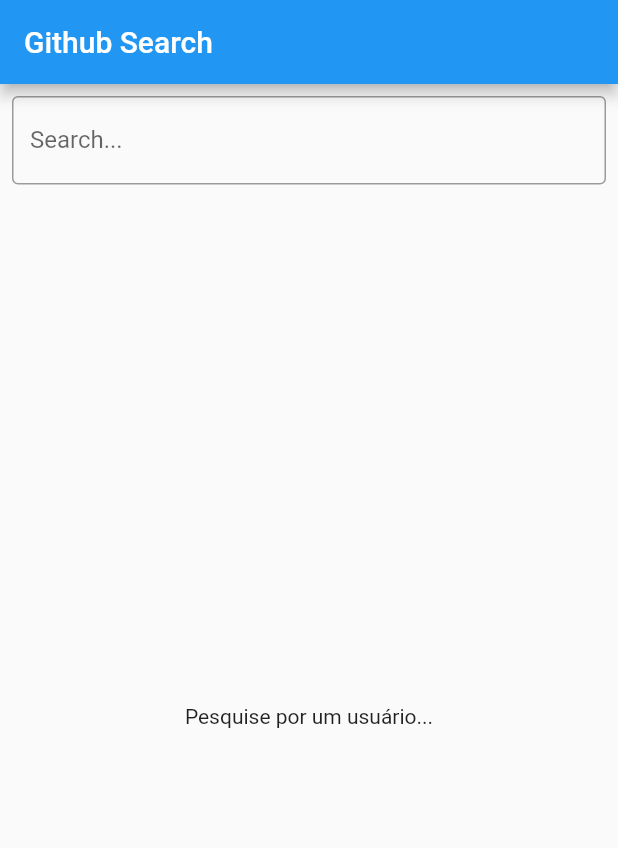
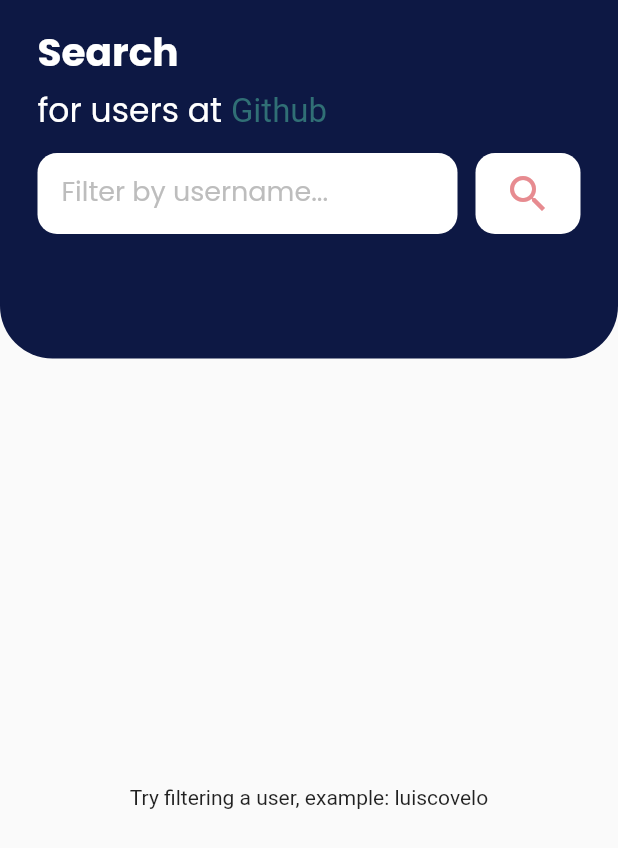
Before and after one commit to luiscovelo/flutter-playground, a Flutter app: the screen it shows after launch, on a phone screen of 412 x 824 dp. Shown: the top 848 px of the screen. Run offline on Flutter 3.47's test engine with Material 2 defaults, Android fonts, the phone set to English and light mode, and no system bars; our stand-ins replace bloc, dartz, dio, equatable, flutter_modular, flutter_triple and 4 more; missing offline and left inert: uno.

Commit message:
improve design

```diff
--- a/github_search/lib/app_widget.dart
+++ b/github_search/lib/app_widget.dart
@@ -8,6 +8,7 @@
   @override
   Widget build(BuildContext context) {
     return MaterialApp(
+      debugShowCheckedModeBanner: false,
       title: 'Flutter Demo',
       theme: ThemeData(
         // is not restarted.
--- a/github_search/lib/modules/search/presenter/search/search_bloc.dart
+++ b/github_search/lib/modules/search/presenter/search/search_bloc.dart
@@ -14,12 +14,16 @@
   }
 
   void _search(String event, Emitter<SearchState> emit) async {
+    if (event.isNotEmpty) {
       emit(SearchLoading());
       final result = await usecase.call(event);
       result.fold(
         (error) => emit(SearchError()),
         (success) => emit(SearchSuccess(success)),
       );
+    } else {
+      emit(SearchEmptyTerm());
+    }
   }
 
   EventTransformer<String> transform<String>(Duration duration) {
--- a/github_search/lib/modules/search/presenter/search/search_page.dart
+++ b/github_search/lib/modules/search/presenter/search/search_page.dart
@@ -1,7 +1,8 @@
 import 'package:flutter/material.dart';
 import 'package:flutter_modular/flutter_modular.dart';
 import 'package:github_search/modules/search/presenter/search/search_bloc.dart';
-import 'package:github_search/modules/search/presenter/search/states/state.dart';
+import 'package:github_search/modules/search/presenter/search/widgets/custom_app_bar_widget.dart';
+import 'package:github_search/modules/search/presenter/search/widgets/custom_listview_widget.dart';
 
 class SearchPage extends StatefulWidget {
   const SearchPage({Key? key}) : super(key: key);
@@ -11,82 +12,29 @@
 }
 
 class _SearchPageState extends State<SearchPage> {
-  final TextEditingController _controller = TextEditingController();
-  final searchBloc = Modular.get<SearchBloc>();
+  final bloc = Modular.get<SearchBloc>();
+  final TextEditingController inputController = TextEditingController();
 
   @override
   void dispose() {
     super.dispose();
-    _controller.dispose();
-    searchBloc.close();
+    bloc.close();
+    inputController.dispose();
   }
 
   @override
   Widget build(BuildContext context) {
+    final heightStatusBar = MediaQuery.of(context).viewPadding.top;
+    final size = MediaQuery.of(context).size;
+
     return Scaffold(
-      appBar: AppBar(
-        title: const Text('Github Search'),
+      appBar: CustomAppBarWidget(
+        bloc: bloc,
+        inputController: inputController,
+        size: size,
+        heightStatusBar: heightStatusBar,
       ),
-      body: Column(
-        children: [
-          Padding(
-            padding: const EdgeInsets.all(8.0),
-            child: TextField(
-              onChanged: (term) {
-                if (term.isNotEmpty && term.length >= 3) {
-                  searchBloc.add(term);
-                }
-              },
-              decoration: const InputDecoration(
-                border: OutlineInputBorder(),
-                labelText: "Search...",
-              ),
-            ),
-          ),
-          Expanded(
-            flex: 1,
-            child: SizedBox(
-              child: StreamBuilder<SearchState>(
-                stream: searchBloc.stream,
-                builder: (context, snapshot) {
-                  final state = searchBloc.state;
-
-                  if (state is SearchStart) {
-                    return const Center(
-                      child: Text('Pesquise por um usuário...'),
-                    );
-                  }
-
-                  if (state is SearchError) {
-                    return const Center(
-                      child: Text('Ocorreu um problema.'),
-                    );
-                  }
-                  if (state is SearchLoading) {
-                    return const Center(
-                      child: CircularProgressIndicator(),
-                    );
-                  }
-                  final list = (state as SearchSuccess).list;
-                  return ListView.builder(
-                    itemCount: list.length,
-                    itemBuilder: (_, id) {
-                      final item = list[id];
-                      return ListTile(
-                        leading: CircleAvatar(
-                          backgroundImage: NetworkImage(item.img),
-                        ),
-                        title: Text(item.title),
-                        subtitle: Text(item.content),
-                      );
-                    },
-                  );
-                },
-              ),
-            ),
-          ),
-        ],
-      ),
+      body: CustomListviewWidget(bloc: bloc),
     );
   }
 }
--- a/github_search/lib/modules/search/presenter/search/states/state.dart
+++ b/github_search/lib/modules/search/presenter/search/states/state.dart
@@ -13,3 +13,5 @@
 class SearchLoading implements SearchState {}
 
 class SearchStart implements SearchState {}
+
+class SearchEmptyTerm implements SearchState {}
--- /dev/null
+++ b/github_search/lib/modules/search/presenter/search/widgets/custom_app_bar_widget.dart
@@ -0,0 +1,109 @@
+import 'package:flutter/material.dart';
+import 'package:github_search/modules/search/presenter/search/search_bloc.dart';
+import 'package:github_search/modules/search/presenter/search/widgets/custom_button_widget.dart';
+import 'package:github_search/modules/search/presenter/search/widgets/custom_text_field_widget.dart';
+import 'package:google_fonts/google_fonts.dart';
+
+class CustomAppBarWidget extends StatelessWidget
+    implements PreferredSizeWidget {
+  final SearchBloc bloc;
+  final TextEditingController inputController;
+  final Size size;
+  final double heightStatusBar;
+  const CustomAppBarWidget({
+    Key? key,
+    required this.bloc,
+    required this.inputController,
+    required this.size,
+    required this.heightStatusBar,
+  }) : super(key: key);
+
+  @override
+  Widget build(BuildContext context) {
+    return PreferredSize(
+      child: Container(
+        decoration: const BoxDecoration(
+          color: Color(0xFF0D1844),
+          borderRadius: BorderRadius.only(
+            bottomLeft: Radius.circular(35),
+            bottomRight: Radius.circular(35),
+          ),
+        ),
+        child: Padding(
+          padding: EdgeInsets.only(
+            top: heightStatusBar + 15,
+            bottom: 25,
+            left: 25,
+            right: 25,
+          ),
+          child: Column(
+            //mainAxisAlignment: MainAxisAlignment.spaceEvenly,
+            crossAxisAlignment: CrossAxisAlignment.start,
+            children: [
+              Text(
+                'Search',
+                style: GoogleFonts.poppins(
+                  color: Colors.white,
+                  fontSize: 26,
+                  fontWeight: FontWeight.bold,
+                ),
+              ),
+              const SizedBox(
+                height: 3,
+              ),
+              RichText(
+                text: TextSpan(
+                  text: "for users at ",
+                  style: GoogleFonts.poppins(
+                    color: Colors.white,
+                    fontSize: 22,
+                    fontWeight: FontWeight.w400,
+                  ),
+                  children: const [
+                    TextSpan(
+                      text: "Github",
+                      style: TextStyle(
+                        color: Color(0xFF306F75),
+                      ),
+                    ),
+                  ],
+                ),
+              ),
+              const SizedBox(
+                height: 12,
+              ),
+              SizedBox(
+                child: Row(
+                  children: [
+                    Expanded(
+                      flex: 8,
+                      child: CustomTextFieldWidget(
+                        controller: inputController,
+                      ),
+                    ),
+                    const SizedBox(
+                      width: 12,
+                    ),
+                    Expanded(
+                      flex: 2,
+                      child: CustomButtonWidget(
+                        onTap: () {
+                          bloc.add(inputController.text);
+                          FocusScope.of(context).unfocus();
+                        },
+                      ),
+                    ),
+                  ],
+                ),
+              ),
+            ],
+          ),
+        ),
+      ),
+      preferredSize: preferredSize,
+    );
+  }
+
+  @override
+  Size get preferredSize => Size.fromHeight(size.height * 0.29);
+}
--- /dev/null
+++ b/github_search/lib/modules/search/presenter/search/widgets/custom_button_widget.dart
@@ -0,0 +1,25 @@
+import 'package:flutter/material.dart';
+
+class CustomButtonWidget extends StatelessWidget {
+  final void Function()? onTap;
+  const CustomButtonWidget({Key? key, required this.onTap}) : super(key: key);
+
+  @override
+  Widget build(BuildContext context) {
+    return InkWell(
+      child: Container(
+        height: 54,
+        decoration: BoxDecoration(
+          color: Colors.white,
+          borderRadius: BorderRadius.circular(13),
+        ),
+        child: const Icon(
+          Icons.search,
+          size: 32,
+          color: Color(0xFFE78B90),
+        ),
+      ),
+      onTap: onTap,
+    );
+  }
+}
--- /dev/null
+++ b/github_search/lib/modules/search/presenter/search/widgets/custom_listview_widget.dart
@@ -0,0 +1,120 @@
+import 'package:flutter/material.dart';
+import 'package:github_search/modules/search/presenter/search/search_bloc.dart';
+import 'package:github_search/modules/search/presenter/search/states/state.dart';
+import 'package:google_fonts/google_fonts.dart';
+
+class CustomListviewWidget extends StatelessWidget {
+  final SearchBloc bloc;
+  const CustomListviewWidget({Key? key, required this.bloc}) : super(key: key);
+
+  @override
+  Widget build(BuildContext context) {
+    return Column(
+      crossAxisAlignment: CrossAxisAlignment.start,
+      children: [
+        StreamBuilder(
+          stream: bloc.stream,
+          builder: (_, __) {
+            if (bloc.state is SearchSuccess) {
+              return Padding(
+                padding: const EdgeInsets.only(top: 26, bottom: 26, left: 26),
+                child: Text(
+                  'Search result',
+                  style: GoogleFonts.poppins(
+                    color: const Color(0xFF0D1844),
+                    fontSize: 26,
+                    fontWeight: FontWeight.bold,
+                  ),
+                ),
+              );
+            }
+            return Container();
+          },
+        ),
+        Expanded(
+          flex: 1,
+          child: Padding(
+            padding: const EdgeInsets.symmetric(horizontal: 26),
+            child: SizedBox(
+              child: StreamBuilder<SearchState>(
+                stream: bloc.stream,
+                builder: (context, snapshot) {
+                  final state = bloc.state;
+
+                  if (state is SearchStart || state is SearchEmptyTerm) {
+                    return const Center(
+                      child: Text(
+                        'Try filtering a user, example: luiscovelo',
+                      ),
+                    );
+                  }
+
+                  if (state is SearchError) {
+                    return const Center(
+                      child: Text('Something went wrong...'),
+                    );
+                  }
+
+                  if (state is SearchLoading) {
+                    return const Center(
+                      child: CircularProgressIndicator(),
+                    );
+                  }
+
+                  final list = (state as SearchSuccess).list;
+                  return ListView.builder(
+                    itemCount: list.length,
+                    itemBuilder: (_, id) {
+                      final item = list[id];
+                      return Padding(
+                        padding: const EdgeInsets.only(bottom: 24),
+                        child: Row(
+                          children: [
+                            Container(
+                              height: 82,
+                              width: 82,
+                              decoration: BoxDecoration(
+                                borderRadius: BorderRadius.circular(20),
+                                image: DecorationImage(
+                                  image: NetworkImage(item.img),
+                                ),
+                              ),
+                            ),
+                            const SizedBox(
+                              width: 24,
+                            ),
+                            Column(
+                              crossAxisAlignment: CrossAxisAlignment.start,
+                              children: [
+                                Text(
+                                  item.title,
+                                  style: GoogleFonts.poppins(
+                                    color: const Color(0xFF0D1844),
+                                    fontSize: 24,
+                                    fontWeight: FontWeight.bold,
+                                  ),
+                                ),
+                                Text(
+                                  item.content,
+                                  style: GoogleFonts.poppins(
+                                    color: const Color(0xFF0D1844),
+                                    fontSize: 14,
+                                    fontWeight: FontWeight.w300,
+                                  ),
+                                ),
+                              ],
+                            ),
+                          ],
+                        ),
+                      );
+                    },
+                  );
+                },
+              ),
+            ),
+          ),
+        ),
+      ],
+    );
+  }
+}
--- /dev/null
+++ b/github_search/lib/modules/search/presenter/search/widgets/custom_text_field_widget.dart
@@ -0,0 +1,42 @@
+import 'package:flutter/material.dart';
+import 'package:google_fonts/google_fonts.dart';
+
+class CustomTextFieldWidget extends StatelessWidget {
+  final TextEditingController controller;
+  const CustomTextFieldWidget({
+    Key? key,
+    required this.controller,
+  }) : super(key: key);
+
+  @override
+  Widget build(BuildContext context) {
+    return Container(
+      height: 54,
+      decoration: BoxDecoration(
+        color: Colors.white,
+        borderRadius: BorderRadius.circular(13),
+      ),
+      child: TextField(
+        style: GoogleFonts.poppins(
+          fontSize: 16,
+          color: Colors.grey[600],
+        ),
+        decoration: InputDecoration(
+          contentPadding: const EdgeInsets.symmetric(
+            vertical: 16,
+            horizontal: 16,
+          ),
+          border: const OutlineInputBorder(
+            borderSide: BorderSide.none,
+          ),
+          hintText: "Filter by username...",
+          hintStyle: GoogleFonts.poppins(
+            fontSize: 18,
+            color: Colors.grey[400],
+          ),
+        ),
+        controller: controller,
+      ),
+    );
+  }
+}
--- a/github_search/pubspec.yaml
+++ b/github_search/pubspec.yaml
@@ -34,6 +34,7 @@
   flutter_modular: ^4.4.0
   bloc: ^8.0.2
   rxdart: ^0.27.3
+  google_fonts: ^2.2.0
 
   # The following adds the Cupertino Icons font to your application.
   # Use with the CupertinoIcons class for iOS style icons.
```
Also changed, not shown: github_search/pubspec.lock, 1 other file. Lines whose indentation alone changed are shown as unchanged.
